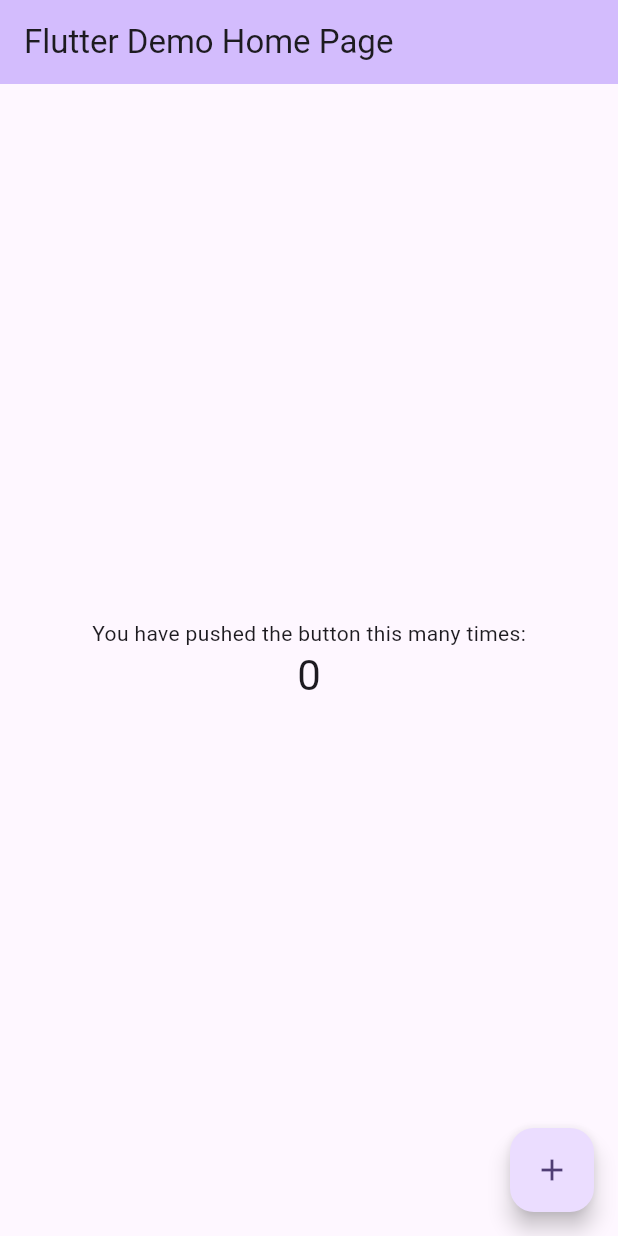
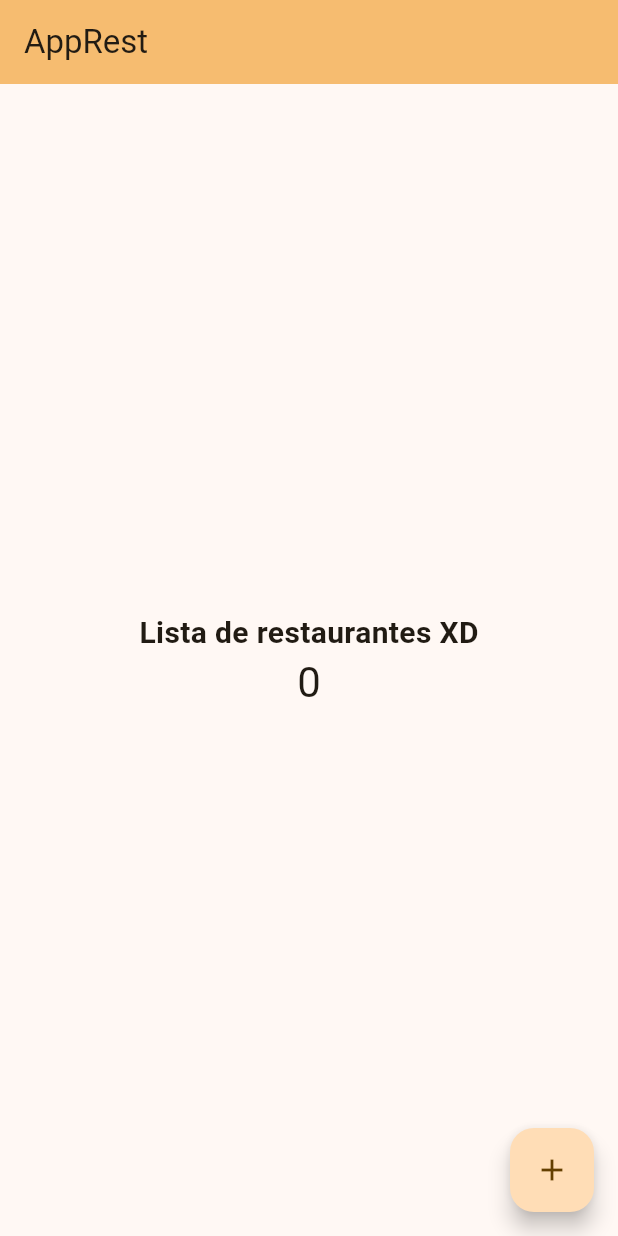
Before and after one commit to Jesus-fran/apprest, a Flutter app: the screen it shows after launch, on a phone screen of 412 x 824 dp. Run offline on Flutter 3.47's test engine with Material 2 defaults, Android fonts, the phone set to English and light mode, and no system bars.

Commit message:
Primer avance

```diff
--- a/lib/main.dart
+++ b/lib/main.dart
@@ -11,42 +11,20 @@ class MyApp extends StatelessWidget {
   @override
   Widget build(BuildContext context) {
     return MaterialApp(
+      debugShowCheckedModeBanner: false,
       title: 'Flutter Demo',
       theme: ThemeData(
-        // This is the theme of your application.
-        //
-        // TRY THIS: Try running your application with "flutter run". You'll see
-        // the application has a blue toolbar. Then, without quitting the app,
-        // try changing the seedColor in the colorScheme below to Colors.green
-        // and then invoke "hot reload" (save your changes or press the "hot
-        // reload" button in a Flutter-supported IDE, or press "r" if you used
-        // the command line to start the app).
-        //
-        // Notice that the counter didn't reset back to zero; the application
-        // state is not lost during the reload. To reset the state, use hot
-        // restart instead.
-        //
-        // This works for code too, not just values: Most code changes can be
-        // tested with just a hot reload.
-        colorScheme: ColorScheme.fromSeed(seedColor: Colors.deepPurple),
+        colorScheme: ColorScheme.fromSeed(
+            seedColor: const Color.fromARGB(255, 116, 78, 21)),
         useMaterial3: true,
       ),
-      home: const MyHomePage(title: 'Flutter Demo Home Page'),
+      home: const MyHomePage(title: 'AppRest'),
     );
   }
 }
 
 class MyHomePage extends StatefulWidget {
   const MyHomePage({super.key, required this.title});
-
-  // This widget is the home page of your application. It is stateful, meaning
-  // that it has a State object (defined below) that contains fields that affect
-  // how it looks.
-
-  // This class is the configuration for the state. It holds the values (in this
-  // case the title) provided by the parent (in this case the App widget) and
-  // used by the build method of the State. Fields in a Widget subclass are
-  // always marked "final".
 
   final String title;
 
@@ -59,54 +37,24 @@ class _MyHomePageState extends State<MyHomePage> {
 
   void _incrementCounter() {
     setState(() {
-      // This call to setState tells the Flutter framework that something has
-      // changed in this State, which causes it to rerun the build method below
-      // so that the display can reflect the updated values. If we changed
-      // _counter without calling setState(), then the build method would not be
-      // called again, and so nothing would appear to happen.
       _counter++;
     });
   }
 
   @override
   Widget build(BuildContext context) {
-    // This method is rerun every time setState is called, for instance as done
-    // by the _incrementCounter method above.
-    //
-    // The Flutter framework has been optimized to make rerunning build methods
-    // fast, so that you can just rebuild anything that needs updating rather
-    // than having to individually change instances of widgets.
     return Scaffold(
       appBar: AppBar(
-        // TRY THIS: Try changing the color here to a specific color (to
-        // Colors.amber, perhaps?) and trigger a hot reload to see the AppBar
-        // change color while the other colors stay the same.
         backgroundColor: Theme.of(context).colorScheme.inversePrimary,
-        // Here we take the value from the MyHomePage object that was created by
-        // the App.build method, and use it to set our appbar title.
         title: Text(widget.title),
       ),
       body: Center(
-        // Center is a layout widget. It takes a single child and positions it
-        // in the middle of the parent.
         child: Column(
-          // Column is also a layout widget. It takes a list of children and
-          // arranges them vertically. By default, it sizes itself to fit its
-          // children horizontally, and tries to be as tall as its parent.
-          //
-          // Column has various properties to control how it sizes itself and
-          // how it positions its children. Here we use mainAxisAlignment to
-          // center the children vertically; the main axis here is the vertical
-          // axis because Columns are vertical (the cross axis would be
-          // horizontal).
-          //
-          // TRY THIS: Invoke "debug painting" (choose the "Toggle Debug Paint"
-          // action in the IDE, or press "p" in the console), to see the
-          // wireframe for each widget.
           mainAxisAlignment: MainAxisAlignment.center,
           children: <Widget>[
-            const Text(
-              'You have pushed the button this many times:',
+            const Center(
+              child: Text("Lista de restaurantes XD",
+                  style: TextStyle(fontSize: 20, fontWeight: FontWeight.bold)),
             ),
             Text(
               '$_counter',
@@ -119,7 +67,7 @@ class _MyHomePageState extends State<MyHomePage> {
         onPressed: _incrementCounter,
         tooltip: 'Increment',
         child: const Icon(Icons.add),
-      ), // This trailing comma makes auto-formatting nicer for build methods.
+      ),
     );
   }
 }
```
